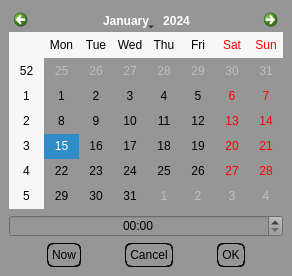
Before: the Qt Designer form widget/editor/qwmdatetimeeditor.ui in alleindrach/QWellMan, drawn with Qt 5.
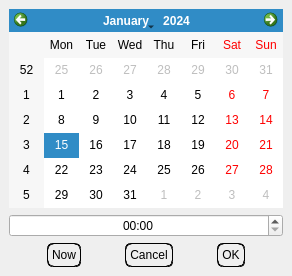
After: the same form once the commit is applied.

```diff
--- a/widget/editor/qwmdatetimeeditor.ui
+++ b/widget/editor/qwmdatetimeeditor.ui
@@ -17,7 +17,7 @@
    <bool>false</bool>
   </property>
   <property name="styleSheet">
-   <string notr="true">background-color: rgb(50,50,50);</string>
+   <string notr="true"/>
   </property>
   <layout class="QVBoxLayout" name="verticalLayout_2">
    <property name="leftMargin">
@@ -35,7 +35,7 @@
    <item>
     <widget class="QFrame" name="frame">
      <property name="styleSheet">
-      <string notr="true">background-color: rgb(150,150,150);</string>
+      <string notr="true"/>
      </property>
      <property name="frameShape">
       <enum>QFrame::NoFrame</enum>
```
